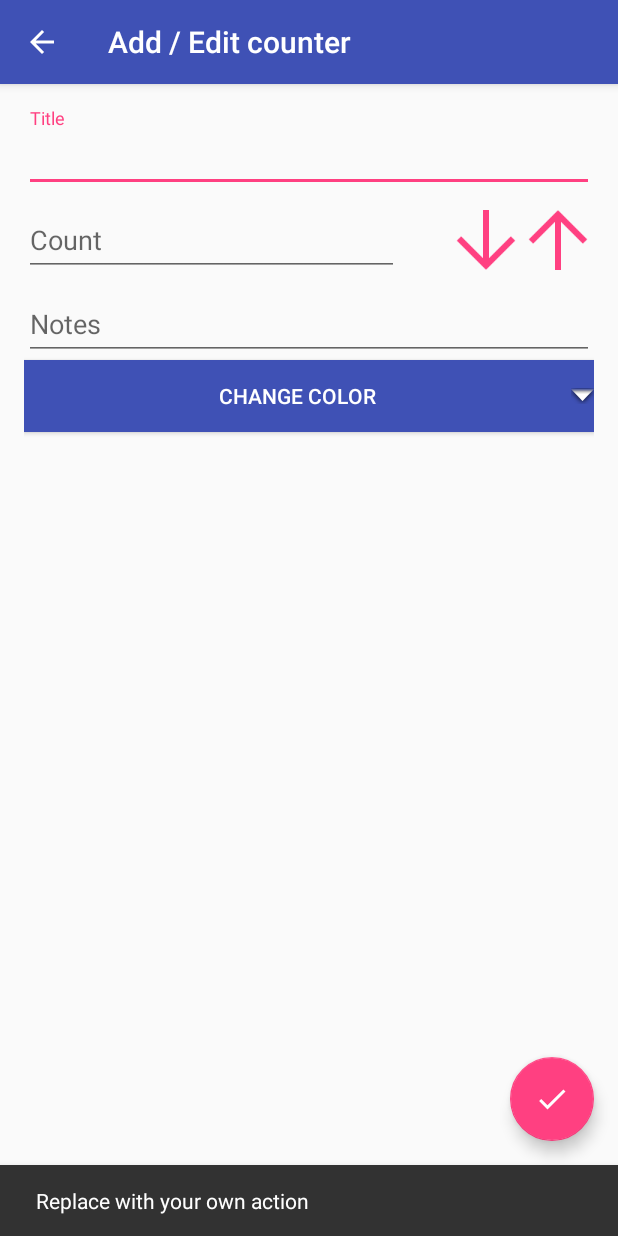
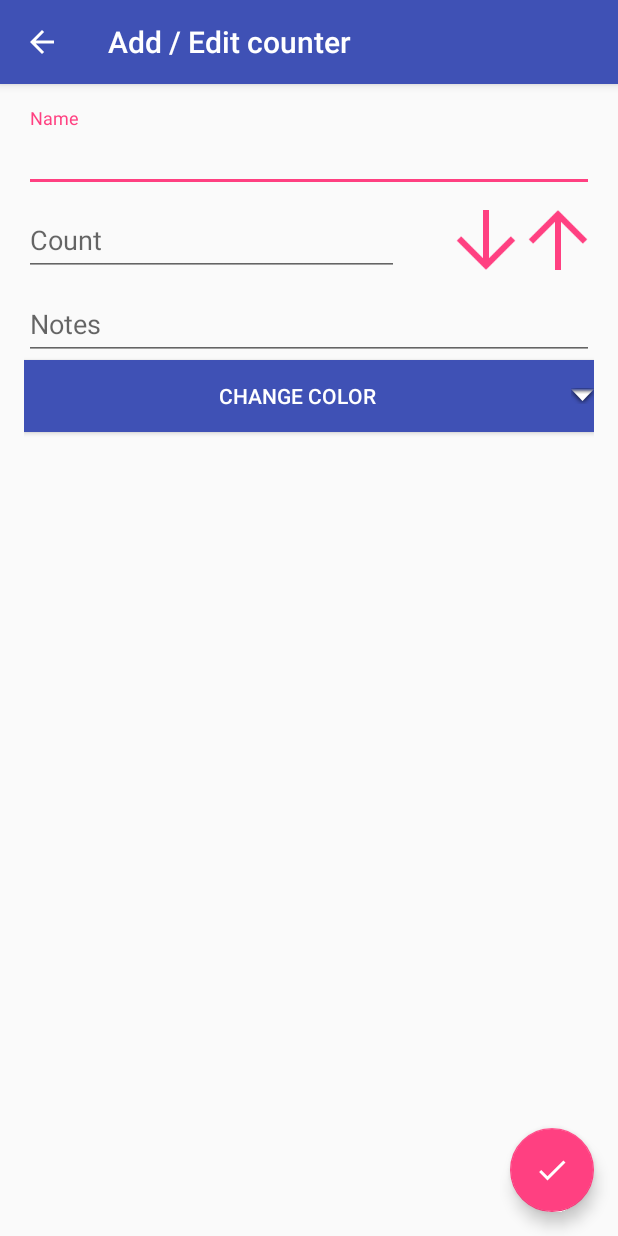
Before and after one commit to moussa-b/counter, an Android app: the AddEditCounterActivity screen opened directly, with no data from a screen before it, after a tap on an icon or button, on a phone screen of 412 x 824 dp. Run offline under Robolectric (Android 15) with nearby library versions, the phone set to English and light mode, and no system bars; libraries missing offline, so code that uses them is left out: io.realm, io.realm.annotations; 1 statement that could not run was skipped.

Commit message:
remove CounterDetail component + Handle counter update

```diff
--- a/app/src/main/AndroidManifest.xml
+++ b/app/src/main/AndroidManifest.xml
@@ -28,8 +28,6 @@
         <activity android:name=".settings.SettingsActivity"/>
 
         <activity android:name=".statistics.StatisticsActivity"/>
-
-        <activity android:name=".counterdetail.CounterDetailActivity"/>
     </application>
 
 </manifest>
--- a/app/src/main/java/com/mbo/counter/addeditcounter/AddEditCounterActivity.java
+++ b/app/src/main/java/com/mbo/counter/addeditcounter/AddEditCounterActivity.java
@@ -5,14 +5,17 @@ import android.support.v7.app.ActionBar;
 import android.support.v7.app.AppCompatActivity;
 
 import com.mbo.counter.R;
+import com.mbo.counter.data.source.CounterRepository;
 import com.mbo.counter.utils.Utils;
 
 public class AddEditCounterActivity extends AppCompatActivity
 {
 
-    public static final int REQUEST_ADD_COUNTER = 1;
+    public static final int REQUEST_ADD_COUNTER = 100;
 
     private ActionBar mActionBar;
+
+    private AddEditCounterPresenter mAddEditCounterPresenter;
 
     @Override
     protected void onCreate(Bundle savedInstanceState)
@@ -34,7 +37,17 @@ public class AddEditCounterActivity extends AppCompatActivity
         {
             // Create the fragment
             addEditFragment = AddEditCounterFragment.newInstance();
+
+            String counterId = null;
+
+            if (getIntent().hasExtra(AddEditCounterFragment.ARGUMENT_EDIT_COUNTER_ID))
+            {
+                counterId = getIntent().getStringExtra(AddEditCounterFragment.ARGUMENT_EDIT_COUNTER_ID);
+            }
+
             Utils.addFragmentToActivity(getSupportFragmentManager(), addEditFragment, R.id.contentFrame);
+
+            mAddEditCounterPresenter = new AddEditCounterPresenter(counterId, CounterRepository.getInstance(), addEditFragment);
         }
     }
 
--- a/app/src/main/java/com/mbo/counter/addeditcounter/AddEditCounterContract.java
+++ b/app/src/main/java/com/mbo/counter/addeditcounter/AddEditCounterContract.java
@@ -11,11 +11,21 @@ public interface AddEditCounterContract
 
     interface View extends BaseView<Presenter>
     {
+        void setCount(int count);
 
+        void setColor(String color);
+
+        void setDirection(String direction);
+
+        void setNote(String note);
+
+        void setName(String name);
     }
 
     interface Presenter extends BasePresenter
     {
-        void saveCounter(String title, int count, String direction, String note, String color);
+        void saveCounter(String name, int count, String direction, String note, String color);
+
+        void populateCounter();
     }
 }
--- a/app/src/main/java/com/mbo/counter/addeditcounter/AddEditCounterFragment.java
+++ b/app/src/main/java/com/mbo/counter/addeditcounter/AddEditCounterFragment.java
@@ -1,12 +1,15 @@
 package com.mbo.counter.addeditcounter;
 
 import android.os.Bundle;
+import android.support.annotation.NonNull;
 import android.support.design.widget.FloatingActionButton;
 import android.support.design.widget.Snackbar;
+import android.support.design.widget.TextInputEditText;
 import android.support.v4.app.Fragment;
 import android.view.LayoutInflater;
 import android.view.View;
 import android.view.ViewGroup;
+import android.widget.Button;
 
 import com.mbo.counter.R;
 
@@ -15,6 +18,13 @@ import com.mbo.counter.R;
  */
 public class AddEditCounterFragment extends Fragment implements AddEditCounterContract.View
 {
+    public static final String ARGUMENT_EDIT_COUNTER_ID = "EDIT_COUNTER_ID";
+
+    private TextInputEditText mName, mCount, mNote;
+
+    private AddEditCounterContract.Presenter mPresenter;
+
+    private Button mChangeColor;
 
     public AddEditCounterFragment()
     {
@@ -23,6 +33,20 @@ public class AddEditCounterFragment extends Fragment implements AddEditCounterCo
     public static AddEditCounterFragment newInstance()
     {
         return new AddEditCounterFragment();
+    }
+
+    @Override
+    public void onActivityCreated(Bundle savedInstanceState) {
+        super.onActivityCreated(savedInstanceState);
+
+        FloatingActionButton fab =
+                (FloatingActionButton) getActivity().findViewById(R.id.fab_edit_counter_done);
+        fab.setOnClickListener(new View.OnClickListener() {
+            @Override
+            public void onClick(View v) {
+                mPresenter.saveCounter(mName.getText().toString(), Integer.parseInt(mCount.getText().toString()), null, null, null);
+            }
+        });
     }
 
     @Override
@@ -40,13 +64,53 @@ public class AddEditCounterFragment extends Fragment implements AddEditCounterCo
                         .setAction("Action", null).show();
             }
         });
+
+        mName = (TextInputEditText) root.findViewById(R.id.name_text_input);
+        mCount = (TextInputEditText) root.findViewById(R.id.count_text_input);
+        mNote = (TextInputEditText) root.findViewById(R.id.note_text_input);
+
         return root;
     }
 
     @Override
-    public void setPresenter(AddEditCounterContract.Presenter presenter)
+    public void onResume() {
+        super.onResume();
+        mPresenter.start();
+    }
+
+    @Override
+    public void setPresenter(@NonNull AddEditCounterContract.Presenter presenter)
+    {
+        mPresenter = presenter;
+    }
+
+    @Override
+    public void setCount(int count)
+    {
+        mCount.setText(String.valueOf(count));
+    }
+
+    @Override
+    public void setColor(String color)
     {
 
     }
 
+    @Override
+    public void setDirection(String direction)
+    {
+
+    }
+
+    @Override
+    public void setNote(String note)
+    {
+        mNote.setText(note);
+    }
+
+    @Override
+    public void setName(String name)
+    {
+        mName.setText(name);
+    }
 }
--- a/app/src/main/java/com/mbo/counter/addeditcounter/AddEditCounterPresenter.java
+++ b/app/src/main/java/com/mbo/counter/addeditcounter/AddEditCounterPresenter.java
@@ -1,16 +1,81 @@
 package com.mbo.counter.addeditcounter;
+
+import android.support.annotation.NonNull;
+import android.support.annotation.Nullable;
+
+import com.mbo.counter.data.model.Counter;
+import com.mbo.counter.data.source.CounterDataSource;
+
+import io.realm.Realm;
 
 public class AddEditCounterPresenter implements AddEditCounterContract.Presenter
 {
+    @NonNull
+    private final CounterDataSource mCounterRepository;
+
+    @NonNull
+    private final AddEditCounterContract.View mAddCounterView;
+
+    @Nullable
+    private String mCounterId;
+
+    private Counter mCounter;
+
+    public AddEditCounterPresenter(@Nullable String counterId, @NonNull CounterDataSource counterRepository,
+                                   @NonNull AddEditCounterContract.View addCounterView)
+    {
+        this.mCounterId = counterId;
+        this.mCounterRepository = counterRepository;
+        this.mAddCounterView = addCounterView;
+
+        mAddCounterView.setPresenter(this);
+    }
+
     @Override
     public void start()
     {
-
+        if (mCounterId != null)
+            populateCounter();
+        else
+            mCounter = new Counter();
     }
 
     @Override
-    public void saveCounter(String title, int count, String direction, String note, String color)
+    public void saveCounter(final String name, int count, String direction, String note, String color)
     {
+        Realm realm = Realm.getDefaultInstance();
+        realm.executeTransaction(new Realm.Transaction()
+        {
+            @Override
+            public void execute(Realm realm)
+            {
+                mCounter.setName(name);
+            }
+        });
 
+        realm.close();
+        realm = null;
+    }
+
+    @Override
+    public void populateCounter()
+    {
+        mCounterRepository.getCounter(mCounterId, new CounterDataSource.GetCounterCallback()
+        {
+            @Override
+            public void onCounterLoaded(Counter counter)
+            {
+                mCounter = counter;
+                mAddCounterView.setName(counter.getName());
+                mAddCounterView.setCount(counter.getCount());
+                mAddCounterView.setNote(counter.getNote());
+            }
+
+            @Override
+            public void onDataNotAvailable()
+            {
+                mCounter = new Counter();
+            }
+        });
     }
 }
--- a/app/src/main/java/com/mbo/counter/data/source/CounterRepository.java
+++ b/app/src/main/java/com/mbo/counter/data/source/CounterRepository.java
@@ -37,7 +37,7 @@ public class CounterRepository implements CounterDataSource
     @Override
     public void getCounter(@NonNull String counterId, @NonNull GetCounterCallback callback)
     {
-
+        callback.onCounterLoaded(mRealm.where(Counter.class).equalTo("id", counterId).findFirst());
     }
 
     @Override
--- a/app/src/main/java/com/mbo/counter/home/HomeContract.java
+++ b/app/src/main/java/com/mbo/counter/home/HomeContract.java
@@ -23,7 +23,7 @@ public interface HomeContract
 
         void showNoCounters();
 
-        void showCounterDetailsUi(String taskId);
+        void showCounterEditUi(String counterId);
     }
 
     interface Presenter extends BasePresenter
--- a/app/src/main/java/com/mbo/counter/home/HomePresenter.java
+++ b/app/src/main/java/com/mbo/counter/home/HomePresenter.java
@@ -49,7 +49,7 @@ public class HomePresenter implements HomeContract.Presenter
     @Override
     public void openCounterDetails(@NonNull Counter clickedCounter)
     {
-        mHomeView.showCounterDetailsUi(clickedCounter.getId());
+        mHomeView.showCounterEditUi(clickedCounter.getId());
     }
 
     private void processCounters(List<Counter> counters)
--- a/app/src/main/res/layout/add_edit_counter_fragment.xml
+++ b/app/src/main/res/layout/add_edit_counter_fragment.xml
@@ -10,24 +10,26 @@
     android:paddingTop="@dimen/activity_vertical_margin">
 
     <android.support.design.widget.TextInputLayout
-        android:id="@+id/titleLayout"
+        android:id="@+id/name_layout"
         android:layout_width="match_parent"
         android:layout_height="wrap_content">
 
         <android.support.design.widget.TextInputEditText
+            android:id="@+id/name_text_input"
             android:layout_width="match_parent"
             android:layout_height="wrap_content"
-            android:hint="@string/title"/>
+            android:hint="@string/name"/>
 
     </android.support.design.widget.TextInputLayout>
 
     <android.support.design.widget.TextInputLayout
-        android:id="@+id/countLayout"
+        android:id="@+id/count_layout"
         android:layout_width="250dp"
         android:layout_height="wrap_content"
-        app:layout_constraintTop_toBottomOf="@id/titleLayout">
+        app:layout_constraintTop_toBottomOf="@id/name_layout">
 
         <android.support.design.widget.TextInputEditText
+            android:id="@+id/count_text_input"
             android:layout_width="match_parent"
             android:layout_height="wrap_content"
             android:hint="@string/count"/>
@@ -35,30 +37,31 @@
     </android.support.design.widget.TextInputLayout>
 
     <ImageView
-        android:id="@+id/decreaseImage"
+        android:id="@+id/decrease_image"
         android:layout_width="wrap_content"
         android:layout_height="wrap_content"
         android:tint="@color/colorAccent"
-        app:layout_constraintBottom_toBottomOf="@id/countLayout"
-        app:layout_constraintEnd_toStartOf="@id/increaseImage"
+        app:layout_constraintBottom_toBottomOf="@id/count_layout"
+        app:layout_constraintEnd_toStartOf="@id/increase_image"
         app:srcCompat="@drawable/down_arrow"/>
 
     <ImageView
-        android:id="@+id/increaseImage"
+        android:id="@+id/increase_image"
         android:layout_width="wrap_content"
         android:layout_height="wrap_content"
         android:tint="@color/colorAccent"
-        app:layout_constraintBottom_toBottomOf="@id/countLayout"
-        app:layout_constraintEnd_toEndOf="@id/titleLayout"
+        app:layout_constraintBottom_toBottomOf="@id/count_layout"
+        app:layout_constraintEnd_toEndOf="@id/name_layout"
         app:srcCompat="@drawable/up_arrow"/>
 
     <android.support.design.widget.TextInputLayout
-        android:id="@+id/noteLayout"
+        android:id="@+id/note_layout"
         android:layout_width="match_parent"
         android:layout_height="wrap_content"
-        app:layout_constraintTop_toBottomOf="@id/countLayout">
+        app:layout_constraintTop_toBottomOf="@id/count_layout">
 
         <android.support.design.widget.TextInputEditText
+            android:id="@+id/note_text_input"
             android:layout_width="match_parent"
             android:layout_height="wrap_content"
             android:hint="@string/notes"/>
@@ -67,12 +70,12 @@
 
     <Button
         android:layout_width="match_parent"
+        android:id="@+id/change_color_button"
         android:layout_height="wrap_content"
         android:background="@color/colorPrimary"
         android:drawableEnd="@android:drawable/arrow_down_float"
-        android:drawableRight="@android:drawable/arrow_down_float"
         android:text="@string/change_color"
         android:textColor="@android:color/white"
-        app:layout_constraintTop_toBottomOf="@id/noteLayout"/>
+        app:layout_constraintTop_toBottomOf="@id/note_layout"/>
 
 </android.support.constraint.ConstraintLayout>
--- a/app/src/main/res/values/strings.xml
+++ b/app/src/main/res/values/strings.xml
@@ -11,5 +11,5 @@
     <string name="no_counters">You have no counters!</string>
     <string name="no_counters_add">Add a counter item +</string>
     <string name="notes">Notes</string>
-    <string name="title">Title</string>
+    <string name="name">Name</string>
 </resources>
```
Also changed, not shown: app/src/main/java/com/mbo/counter/counterdetail/CounterDetailActivity.java (deleted, +0 -45 lines), app/src/main/java/com/mbo/counter/counterdetail/CounterDetailContract.java (deleted, +0 -21 lines), app/src/main/java/com/mbo/counter/counterdetail/CounterDetailFragment.java (deleted, +0 -39 lines), app/src/main/java/com/mbo/counter/counterdetail/CounterDetailPresenter.java (deleted, +0 -10 lines), app/src/main/java/com/mbo/counter/home/HomeFragment.java (+7 -5 lines).
